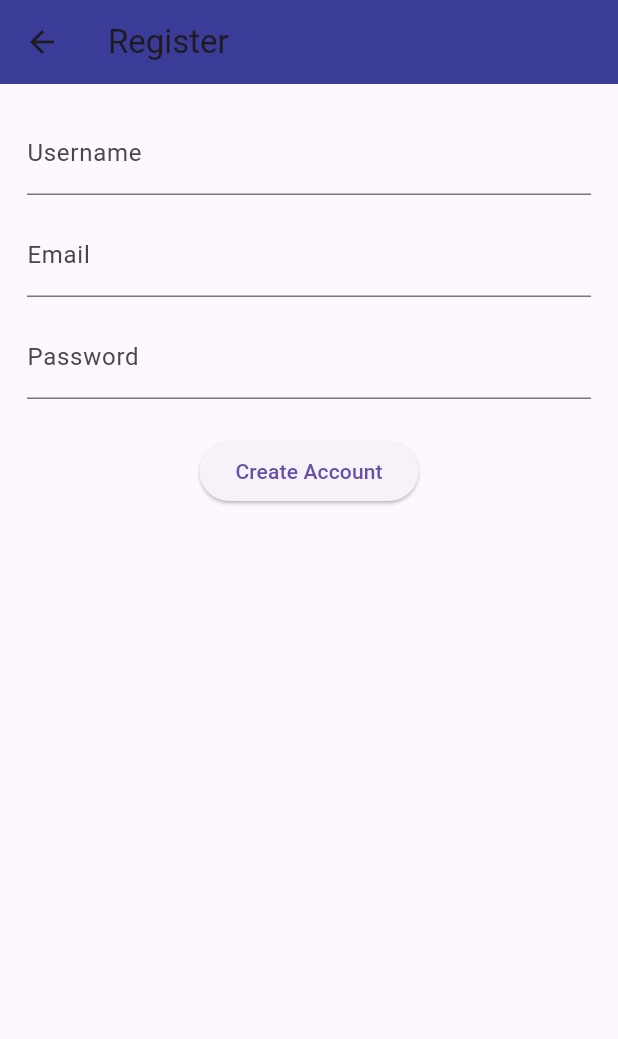
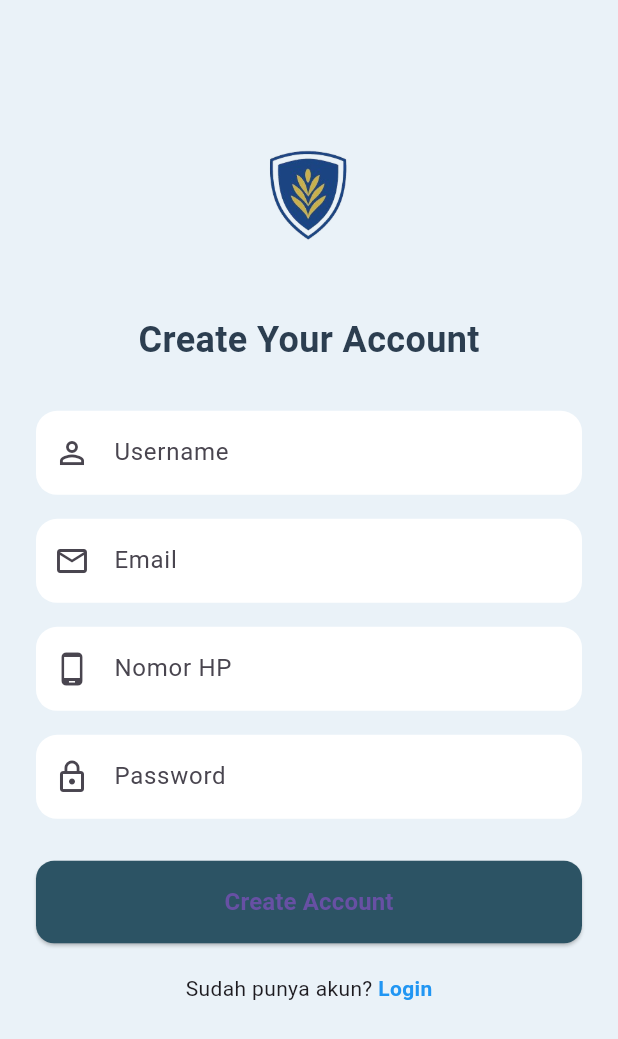
Before and after one commit to rajakautsar/Mbanking, a Flutter app: the RegisterScreen screen opened by its route, on a phone screen of 412 x 824 dp. Shown: the top 1039 px of the screen. Run offline on Flutter 3.47's test engine with Material 3 defaults, Android fonts, the light colour scheme and no system bars.

Commit message:
Initial commit - UI project - perbaikan UI Register

```diff
--- a/lib/main.dart
+++ b/lib/main.dart
@@ -18,7 +18,7 @@ class MyApp extends StatelessWidget {
       theme: ThemeData(
         primarySwatch: Colors.blue,
       ),
-      // route map agar gampang navigasi
+      // Routing aplikasi
       initialRoute: '/',
       routes: {
         '/': (context) => const LoginScreen(),
--- a/lib/screens/login_screen.dart
+++ b/lib/screens/login_screen.dart
@@ -22,7 +22,7 @@ class _LoginScreenState extends State<LoginScreen> {
 
    try {
   final response = await http.post(
-        Uri.parse("http://10.0.2.2/mbanking-api/login.php"), // ⚡ localhost Android emulator
+    Uri.parse("http://192.168.18.237:8080/login"),
     headers: {"Content-Type": "application/json"},
     body: jsonEncode({
       "username": usernameController.text,
@@ -30,15 +30,12 @@ class _LoginScreenState extends State<LoginScreen> {
     }),
   );
 
-      final data = jsonDecode(response.body);
-      if (data["success"] == true) {
-        ScaffoldMessenger.of(context).showSnackBar(
-          const SnackBar(content: Text("Login berhasil")),
-        );
+  if (response.statusCode == 200) {
+    // 🔥 Kalau login sukses, arahkan ke dashboard
     Navigator.pushReplacementNamed(context, '/dashboard');
   } else {
     ScaffoldMessenger.of(context).showSnackBar(
-          SnackBar(content: Text(data["message"] ?? "Login gagal")),
+      const SnackBar(content: Text("Login gagal, periksa username/password")),
     );
   }
 } catch (e) {
@@ -64,7 +61,7 @@ class _LoginScreenState extends State<LoginScreen> {
               mainAxisAlignment: MainAxisAlignment.center,
               children: [
                 // Logo
-                Container(
+                SizedBox(
                   height: 110,
                   width: 110,
                   child: Image.asset('assets/Logo_Nusantara.png'),
@@ -142,6 +139,25 @@ class _LoginScreenState extends State<LoginScreen> {
                         : const Text("Sign In", style: TextStyle(fontSize: 18)),
                   ),
                 ),
+                // 🔥 Tambahan tulisan "Belum punya akun?"
+Row(
+  mainAxisAlignment: MainAxisAlignment.center,
+  children: [
+    const Text("Belum punya akun? "),
+    GestureDetector(
+      onTap: () {
+        Navigator.pushNamed(context, '/register');
+      },
+      child: const Text(
+        "Register",
+        style: TextStyle(
+          color: Colors.blue,
+          fontWeight: FontWeight.bold,
+        ),
+      ),
+    ),
+  ],
+),
               ],
             ),
           ),
--- a/lib/screens/register_screen.dart
+++ b/lib/screens/register_screen.dart
@@ -10,12 +10,14 @@ class RegisterScreen extends StatefulWidget {
 class _RegisterScreenState extends State<RegisterScreen> {
   final TextEditingController usernameCtrl = TextEditingController();
   final TextEditingController emailCtrl = TextEditingController();
+  final TextEditingController phoneCtrl = TextEditingController();
   final TextEditingController passCtrl = TextEditingController();
 
   @override
   void dispose() {
     usernameCtrl.dispose();
     emailCtrl.dispose();
+    phoneCtrl.dispose();
     passCtrl.dispose();
     super.dispose();
   }
@@ -23,28 +25,145 @@ class _RegisterScreenState extends State<RegisterScreen> {
   @override
   Widget build(BuildContext context) {
     return Scaffold(
-      appBar: AppBar(
-        title: const Text("Register"),
-        backgroundColor: const Color(0xFF3B3B98),
+      backgroundColor: const Color(0xFFEAF2F8),
+      body: SafeArea(
+        child: SingleChildScrollView(
+          padding: const EdgeInsets.symmetric(horizontal: 24, vertical: 32),
+          child: Column(
+            crossAxisAlignment: CrossAxisAlignment.center,
+            children: [
+              const SizedBox(height: 40),
+
+              // Logo
+              Image.asset(
+                "assets/Logo_Nusantara.png",
+                width: 120,
+              ),
+              const SizedBox(height: 20),
+
+              // Judul
+              const Text(
+                "Create Your Account",
+                style: TextStyle(
+                  fontSize: 24,
+                  fontWeight: FontWeight.bold,
+                  color: Color(0xFF2C3E50),
+                ),
+              ),
+              const SizedBox(height: 30),
+
+              // Username
+              _inputField(
+                controller: usernameCtrl,
+                label: "Username",
+                icon: Icons.person_outline,
+              ),
+              const SizedBox(height: 16),
+
+              // Email
+              _inputField(
+                controller: emailCtrl,
+                label: "Email",
+                icon: Icons.email_outlined,
+                keyboardType: TextInputType.emailAddress,
+              ),
+              const SizedBox(height: 16),
+
+              // Phone
+              _inputField(
+                controller: phoneCtrl,
+                label: "Nomor HP",
+                icon: Icons.phone_android,
+                keyboardType: TextInputType.phone,
+              ),
+              const SizedBox(height: 16),
+
+              // Password
+              _inputField(
+                controller: passCtrl,
+                label: "Password",
+                icon: Icons.lock_outline,
+                obscureText: true,
+              ),
+              const SizedBox(height: 28),
+
+              // Register button
+              SizedBox(
+                width: double.infinity,
+                child: ElevatedButton(
+                  onPressed: () {
+                    final data = {
+                      "username": usernameCtrl.text,
+                      "email": emailCtrl.text,
+                      "phone": phoneCtrl.text,
+                      "password": passCtrl.text,
+                    };
+
+                    // TODO: Integrasikan ke API register backend
+                    print("Data register: $data");
+
+                    Navigator.pop(context); // balik ke login setelah register
+                  },
+                  style: ElevatedButton.styleFrom(
+                    backgroundColor: const Color(0xFF2C5364),
+                    padding: const EdgeInsets.symmetric(vertical: 16),
+                    shape: RoundedRectangleBorder(
+                      borderRadius: BorderRadius.circular(12),
+                    ),
+                  ),
+                  child: const Text(
+                    "Create Account",
+                    style: TextStyle(fontSize: 16, fontWeight: FontWeight.bold),
+                  ),
+                ),
+              ),
+              const SizedBox(height: 20),
+
+              // Sudah punya akun?
+              Row(
+                mainAxisAlignment: MainAxisAlignment.center,
+                children: [
+                  const Text("Sudah punya akun? "),
+                  GestureDetector(
+                    onTap: () => Navigator.pop(context),
+                    child: const Text(
+                      "Login",
+                      style: TextStyle(
+                        color: Colors.blue,
+                        fontWeight: FontWeight.bold,
+                      ),
+                    ),
+                  ),
+                ],
+              ),
+            ],
+          ),
+        ),
       ),
-      body: Padding(
-        padding: const EdgeInsets.all(18.0),
-        child: Column(
-          children: [
-            TextField(controller: usernameCtrl, decoration: const InputDecoration(labelText: "Username")),
-            const SizedBox(height: 12),
-            TextField(controller: emailCtrl, decoration: const InputDecoration(labelText: "Email")),
-            const SizedBox(height: 12),
-            TextField(controller: passCtrl, obscureText: true, decoration: const InputDecoration(labelText: "Password")),
-            const SizedBox(height: 24),
-            ElevatedButton(
-              onPressed: () {
-                // implement register logic atau kirim ke API
-                Navigator.pop(context); // contoh kembali ke login
-              },
-              child: const Text("Create Account"),
-            )
-          ],
+    );
+  }
+
+  // Custom widget untuk field biar rapi
+  Widget _inputField({
+    required TextEditingController controller,
+    required String label,
+    required IconData icon,
+    bool obscureText = false,
+    TextInputType keyboardType = TextInputType.text,
+  }) {
+    return TextField(
+      controller: controller,
+      obscureText: obscureText,
+      keyboardType: keyboardType,
+      decoration: InputDecoration(
+        prefixIcon: Icon(icon),
+        labelText: label,
+        filled: true,
+        fillColor: Colors.white,
+        contentPadding: const EdgeInsets.symmetric(vertical: 16, horizontal: 12),
+        border: OutlineInputBorder(
+          borderRadius: BorderRadius.circular(14),
+          borderSide: BorderSide.none,
         ),
       ),
     );
```
Lines whose indentation alone changed are shown as unchanged.
